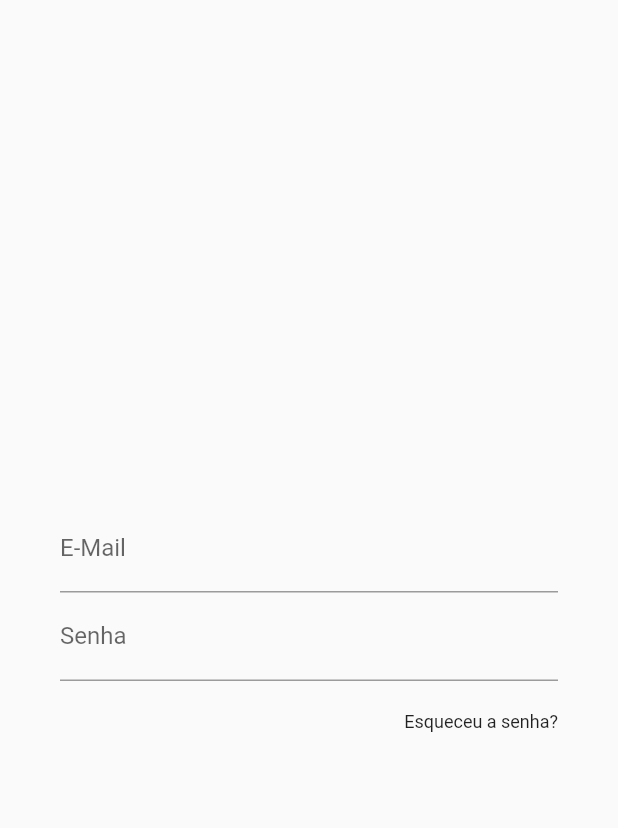
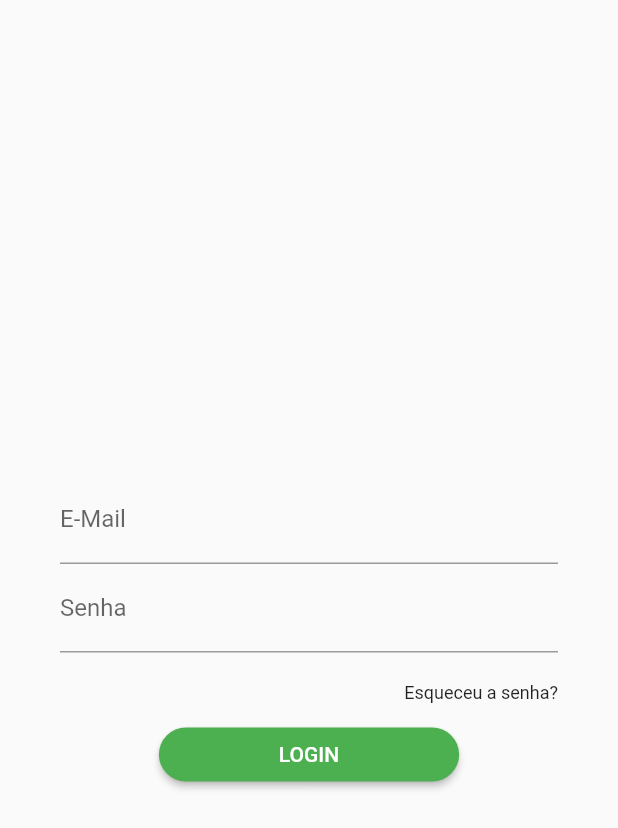
Before and after one commit to felipesvianna/fshop, a Flutter app: what generateLoginForm() shows on an empty page, opened directly, on a phone screen of 412 x 824 dp. Shown: the top 828 px of the screen. Run offline on Flutter 3.47's test engine with Material 2 defaults, Android fonts, the phone set to English and light mode, and no system bars.

Commit message:
refactor: Refactor the generateLoginForm widget and add the login button to it

```diff
--- a/lib/screens/login_screen/generate_login_form.dart
+++ b/lib/screens/login_screen/generate_login_form.dart
@@ -4,7 +4,7 @@ import '../../widgets/tapableText.dart'; //show tapableText widget
 
 Widget generateLoginForm (){
   return Container(
-                  padding: const EdgeInsets.all(40.0),
+            padding: const EdgeInsets.only(top: 20.0, left: 40.0, right: 40.0),
             child: Column(
               mainAxisAlignment: MainAxisAlignment.center,
               children: <Widget>[
@@ -22,10 +22,18 @@ Widget generateLoginForm (){
                   obscureText: true,
                 ),
                 Container(
-                        padding: EdgeInsets.only(top: 20),
+                  padding: EdgeInsets.only(top: 20, bottom: 10),
                   alignment: Alignment.centerRight,
                   child: tapableText(Text('Esqueceu a senha?', style: TextStyle(fontSize: 12)),
                     (){print('Esqueceu a senha? tocado');})
+                ),
+                RaisedButton(
+                  padding: EdgeInsets.symmetric(horizontal: 80.0),
+                  textColor: Colors.white,
+                  color: Colors.green,
+                  child: Text("LOGIN"),
+                  onPressed: () {},
+                  shape: RoundedRectangleBorder(borderRadius: BorderRadius.circular(30.0)),
                 ),
               ]
             )
--- a/lib/screens/login_screen/login_page.dart
+++ b/lib/screens/login_screen/login_page.dart
@@ -29,14 +29,6 @@ class _LoginPageState extends State<LoginPage>{
               ),
               Form(
                 child: generateLoginForm()
-              ),
-              RaisedButton(
-                padding: EdgeInsets.symmetric(horizontal: 80.0),
-                textColor: Colors.white,
-                color: Colors.green,
-                child: Text("LOGIN"),
-                onPressed: () {},
-                shape: RoundedRectangleBorder(borderRadius: BorderRadius.circular(30.0)),
               ),
               Row(
                 mainAxisAlignment: MainAxisAlignment.spaceAround,
```
Lines whose indentation alone changed are shown as unchanged.
